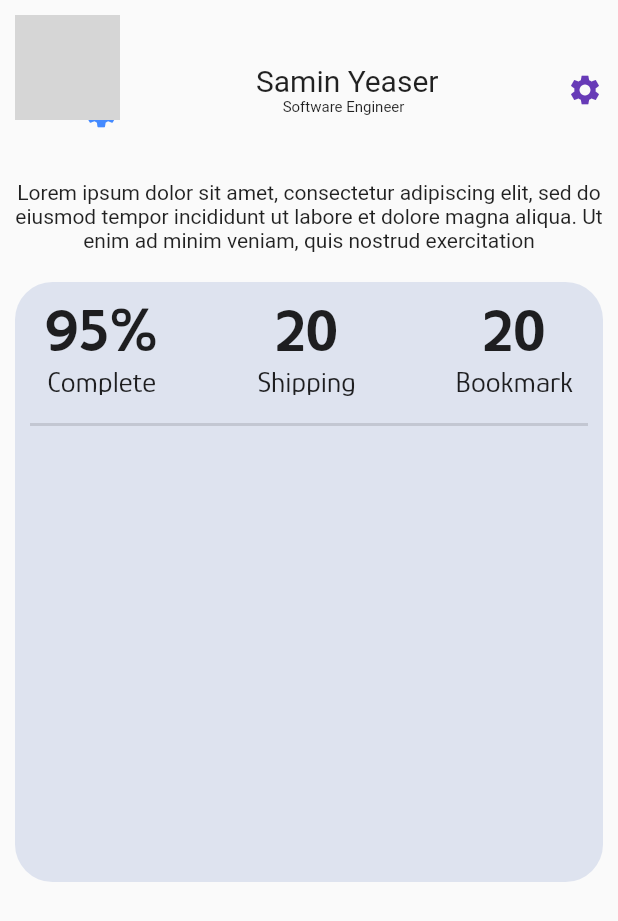
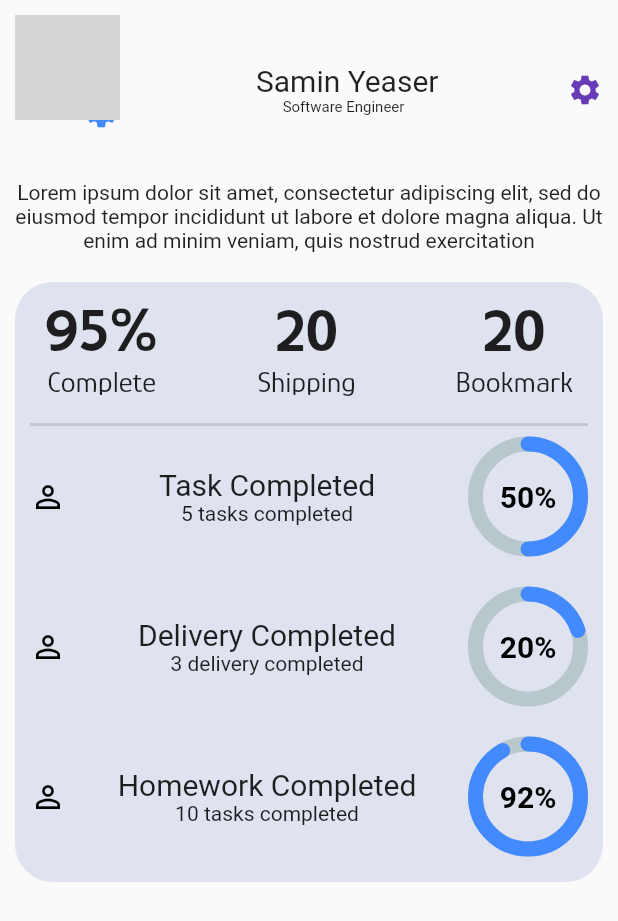
Before and after one commit to SaminYeaser/Courier-Application-UI, a Flutter app: the screen it shows after launch, on a phone screen of 412 x 824 dp. Shown: the top 921 px of the screen. Run offline on Flutter 3.47's test engine with Material 2 defaults, Android fonts, the light colour scheme and no system bars; drawn by our look-alikes of percent_indicator; our stand-ins replace carousel_slider, flutter_map, latlong2; grey boxes are pictures that could not be loaded.

Commit message:
all pages done

```diff
--- /dev/null
+++ b/lib/components/profilePageComponent/pieChartList.dart
@@ -0,0 +1,47 @@
+
+import 'package:flutter/material.dart';
+import 'package:percent_indicator/circular_percent_indicator.dart';
+
+class ChartSection extends StatelessWidget {
+  final String? title;
+  final String? text;
+  final int? percentage;
+  const ChartSection({Key? key, this.title, this.text, this.percentage}) : super(key: key);
+
+  @override
+  Widget build(BuildContext context) {
+    return Padding(
+      padding: EdgeInsets.symmetric(horizontal: 10),
+      child: Row(
+        mainAxisAlignment: MainAxisAlignment.spaceBetween,
+        children: [
+          Icon(Icons.person_outline,color: Colors.black,),
+          Column(children: [
+            Text(
+              title!,
+              style: TextStyle(fontSize: 20),
+            ),
+            Text(text!)
+          ]),
+          CircularPercentIndicator(
+            radius: 80.0,
+            lineWidth: 10.0,
+            animation: true,
+            percent: percentage!/100,
+            animationDuration: 1000,
+            center: Text(
+              '$percentage%',
+              style: TextStyle(
+                  fontSize: 20.0,
+                  fontWeight: FontWeight.w600,
+                  color: Colors.black),
+            ),
+            // backgroundColor: Colors.grey[300],
+            circularStrokeCap: CircularStrokeCap.round,
+            progressColor: Colors.blueAccent,
+          )
+        ],
+      ),
+    );
+  }
+}
--- a/lib/components/profilePageComponent/profileContainer.dart
+++ b/lib/components/profilePageComponent/profileContainer.dart
@@ -1,3 +1,5 @@
+import 'package:courierui/components/profilePageComponent/pieChartList.dart';
+
 import 'package:courierui/constants.dart';
 import 'package:flutter/material.dart';
 
@@ -13,7 +15,7 @@ class ProfileContainer extends StatelessWidget {
       child: Column(
         children: [
           Padding(
-            padding: EdgeInsets.symmetric(horizontal: 20,vertical: 10),
+            padding: EdgeInsets.symmetric(horizontal: 20, vertical: 10),
             child: Row(
               mainAxisAlignment: MainAxisAlignment.spaceBetween,
               children: [
@@ -21,28 +23,55 @@ class ProfileContainer extends StatelessWidget {
                   children: [
                     Text(
                       '95%',
-                      style: TextStyle(fontSize: 40, fontWeight: FontWeight.bold,fontFamily: 'Glory'),
+                      style: TextStyle(
+                          fontSize: 40,
+                          fontWeight: FontWeight.bold,
+                          fontFamily: 'Glory'),
                     ),
-                    Text('Complete',style: TextStyle(fontSize: 20,fontFamily: 'Glory'))
+                    Text('Complete',
+                        style: TextStyle(fontSize: 20, fontFamily: 'Glory'))
                   ],
                 ),
                 Column(
                   children: [
-                    Text('20',style: TextStyle(fontSize: 40, fontWeight: FontWeight.bold,fontFamily: 'Glory'),),
-                    Text('Shipping',style: TextStyle(fontSize: 20,fontFamily: 'Glory'))
+                    Text(
+                      '20',
+                      style: TextStyle(
+                          fontSize: 40,
+                          fontWeight: FontWeight.bold,
+                          fontFamily: 'Glory'),
+                    ),
+                    Text('Shipping',
+                        style: TextStyle(fontSize: 20, fontFamily: 'Glory'))
                   ],
                 ),
                 Column(
                   children: [
-                    Text('20',style: TextStyle(fontSize: 40, fontWeight: FontWeight.bold,fontFamily: 'Glory'),),
-                    Text('Bookmark',style: TextStyle(fontSize: 20,fontFamily: 'Glory'))
+                    Text(
+                      '20',
+                      style: TextStyle(
+                          fontSize: 40,
+                          fontWeight: FontWeight.bold,
+                          fontFamily: 'Glory'),
+                    ),
+                    Text('Bookmark',
+                        style: TextStyle(fontSize: 20, fontFamily: 'Glory'))
                   ],
                 )
               ],
             ),
           ),
-          Divider(thickness: 2,indent: 10,endIndent: 10,),
+          Divider(
+            thickness: 2,
+            indent: 10,
+            endIndent: 10,
+          ),
 
+          ChartSection(title: 'Task Completed',text: '5 tasks completed',percentage: 50,),
+          SizedBox(height: 20,),
+          ChartSection(title: 'Delivery Completed',text: '3 delivery completed',percentage: 20,),
+          SizedBox(height: 20,),
+          ChartSection(title: 'Homework Completed',text: '10 tasks completed',percentage: 92,)
         ],
       ),
     );
--- a/pubspec.yaml
+++ b/pubspec.yaml
@@ -31,6 +31,7 @@ dependencies:
   carousel_slider: ^4.0.0
   flutter_polyline_points: ^1.0.0
   flutter_map: ^0.13.1
+  percent_indicator: ^3.0.1
 
 
 dev_dependencies:
```
Also changed, not shown: pubspec.lock.
